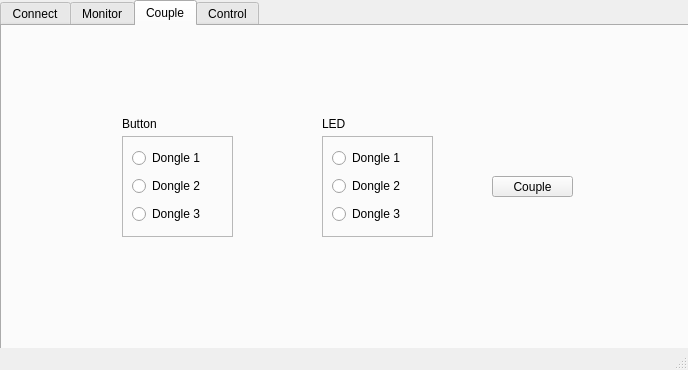
Above: mainwindow.ui from Joluzut/Domotica_QT before the change. Below: the same form after it.
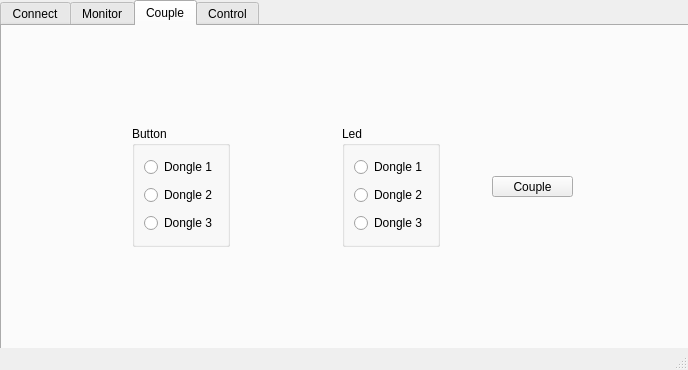
That is the form after the change. The open tabs and pages were chosen to show the change.

Commit message: everything working exept threads

What changed in the file:
```diff
--- a/mainwindow.ui
+++ b/mainwindow.ui
@@ -182,20 +182,30 @@
      <attribute name="title">
       <string>Couple</string>
      </attribute>
-     <widget class="QFrame" name="frame">
+     <widget class="QPushButton" name="ButtonCouple">
       <property name="geometry">
        <rect>
-        <x>120</x>
-        <y>110</y>
-        <width>111</width>
-        <height>101</height>
+        <x>490</x>
+        <y>150</y>
+        <width>81</width>
+        <height>21</height>
        </rect>
       </property>
-      <property name="frameShape">
-       <enum>QFrame::StyledPanel</enum>
+      <property name="text">
+       <string>Couple</string>
       </property>
-      <property name="frameShadow">
-       <enum>QFrame::Raised</enum>
+     </widget>
+     <widget class="QGroupBox" name="groupBoxButton">
+      <property name="geometry">
+       <rect>
+        <x>130</x>
+        <y>100</y>
+        <width>98</width>
+        <height>121</height>
+       </rect>
+      </property>
+      <property name="title">
+       <string>Button</string>
       </property>
       <layout class="QVBoxLayout" name="verticalLayout_2">
        <item>
@@ -221,20 +231,17 @@
        </item>
       </layout>
      </widget>
-     <widget class="QFrame" name="frame_2">
+     <widget class="QGroupBox" name="groupBoxLed">
       <property name="geometry">
        <rect>
-        <x>320</x>
-        <y>110</y>
-        <width>111</width>
-        <height>101</height>
+        <x>340</x>
+        <y>100</y>
+        <width>98</width>
+        <height>121</height>
        </rect>
       </property>
-      <property name="frameShape">
-       <enum>QFrame::StyledPanel</enum>
-      </property>
-      <property name="frameShadow">
-       <enum>QFrame::Raised</enum>
+      <property name="title">
+       <string>Led</string>
       </property>
       <layout class="QVBoxLayout" name="verticalLayout">
        <item>
@@ -260,45 +267,6 @@
        </item>
       </layout>
      </widget>
-     <widget class="QLabel" name="labelButton">
-      <property name="geometry">
-       <rect>
-        <x>120</x>
-        <y>90</y>
-        <width>49</width>
-        <height>16</height>
-       </rect>
-      </property>
-      <property name="text">
-       <string>Button</string>
-      </property>
-     </widget>
-     <widget class="QLabel" name="labelLED">
-      <property name="geometry">
-       <rect>
-        <x>320</x>
-        <y>90</y>
-        <width>49</width>
-        <height>16</height>
-       </rect>
-      </property>
-      <property name="text">
-       <string>LED</string>
-      </property>
-     </widget>
-     <widget class="QPushButton" name="ButtonCouple">
-      <property name="geometry">
-       <rect>
-        <x>490</x>
-        <y>150</y>
-        <width>81</width>
-        <height>21</height>
-       </rect>
-      </property>
-      <property name="text">
-       <string>Couple</string>
-      </property>
-     </widget>
     </widget>
     <widget class="QWidget" name="controlTab">
      <attribute name="title">
```
Left out of the diff: 10 changed lines with no effect on the pictures. The commit also changes 2 other files.
